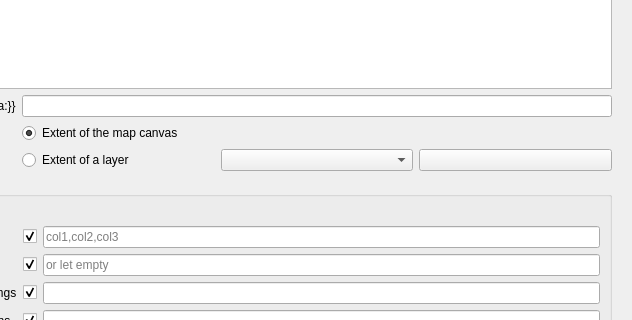
3liz/QuickOSM, file ui/my_queries.ui: the form before one commit; both pictures show x 95 to 727 and y 151 to 471 of the 727 by 794 pixel window.
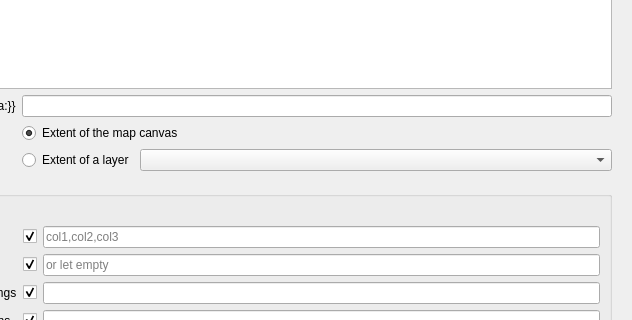
The form after the commit. Icons and pictures are not drawn. Custom widgets are drawn as their Qt base class.

What changed in the file:
```diff
--- a/ui/my_queries.ui
+++ b/ui/my_queries.ui
@@ -114,16 +114,12 @@
             </widget>
            </item>
            <item>
-            <widget class="QComboBox" name="comboBox_extentLayer"/>
-           </item>
-           <item>
-            <widget class="QPushButton" name="pushButton_refreshLayers">
-             <property name="text">
-              <string/>
-             </property>
-             <property name="icon">
-              <iconset resource="../../../../../plugins/QuickOSM/resources.qrc">
-               <normaloff>:/plugins/QuickOSM/resources/refresh.png</normaloff>:/plugins/QuickOSM/resources/refresh.png</iconset>
+            <widget class="QgsMapLayerComboBox" name="comboBox_extentLayer">
+             <property name="sizePolicy">
+              <sizepolicy hsizetype="Expanding" vsizetype="Fixed">
+               <horstretch>0</horstretch>
+               <verstretch>0</verstretch>
+              </sizepolicy>
              </property>
             </widget>
            </item>
@@ -388,6 +384,11 @@
    <header>qgscollapsiblegroupbox.h</header>
    <container>1</container>
   </customwidget>
+  <customwidget>
+   <class>QgsMapLayerComboBox</class>
+   <extends>QComboBox</extends>
+   <header>qgsmaplayercombobox.h</header>
+  </customwidget>
  </customwidgets>
  <resources>
   <include location="../../../../../plugins/QuickOSM/resources.qrc"/>
```
Left out of the diff: 4 changed lines with no effect on the pictures.
